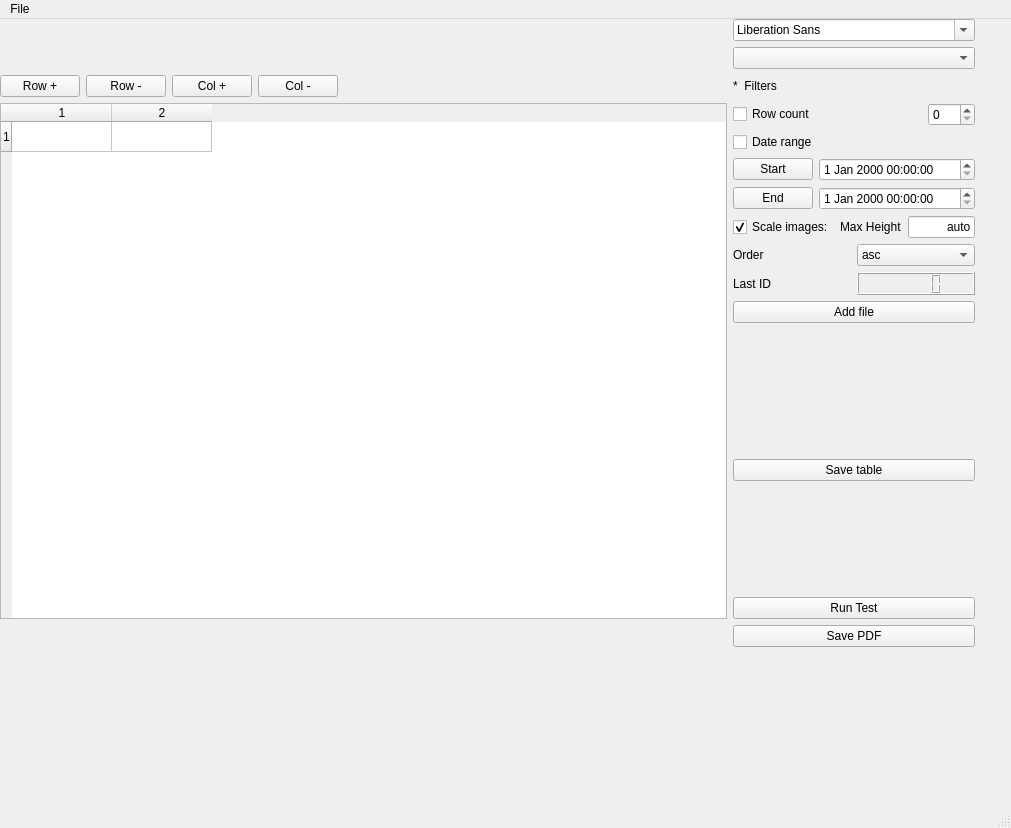
StronglogicSolutions/ky_gui, file documentwindow.ui: the form before one commit.
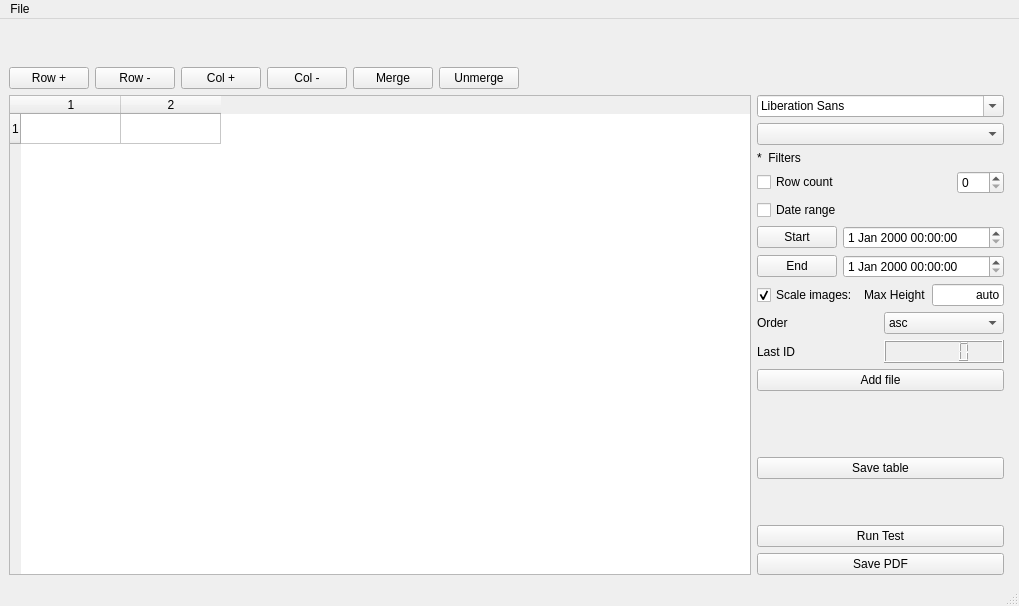
The form after the commit. Icons and pictures are not drawn.

Commit message: layout improvement and added merge/unmerge buttons

Patch:
```diff
--- a/documentwindow.ui
+++ b/documentwindow.ui
@@ -6,26 +6,151 @@
    <rect>
     <x>0</x>
     <y>0</y>
-    <width>1011</width>
-    <height>828</height>
+    <width>1019</width>
+    <height>606</height>
    </rect>
   </property>
   <property name="windowTitle">
    <string>MainWindow</string>
   </property>
   <widget class="QWidget" name="centralwidget">
-   <widget class="QWidget" name="gridLayoutWidget">
-    <property name="geometry">
-     <rect>
-      <x>0</x>
-      <y>0</y>
-      <width>981</width>
-      <height>628</height>
-     </rect>
-    </property>
+   <layout class="QGridLayout" name="gridLayout_3">
+    <item row="0" column="0">
     <layout class="QGridLayout" name="gridLayout" rowstretch="1,0,0,0,0,0,0" columnstretch="3,1,0">
+      <item row="4" column="2">
+       <widget class="QFrame" name="frame">
+        <property name="frameShape">
+         <enum>QFrame::StyledPanel</enum>
+        </property>
+        <property name="frameShadow">
+         <enum>QFrame::Raised</enum>
+        </property>
+        <widget class="QLineEdit" name="lineEdit">
+         <property name="geometry">
+          <rect>
+           <x>90</x>
+           <y>30</y>
+           <width>113</width>
+           <height>26</height>
+          </rect>
+         </property>
+        </widget>
+        <widget class="QSpinBox" name="spinBox">
+         <property name="geometry">
+          <rect>
+           <x>160</x>
+           <y>80</y>
+           <width>42</width>
+           <height>27</height>
+          </rect>
+         </property>
+        </widget>
+        <widget class="QDoubleSpinBox" name="doubleSpinBox">
+         <property name="geometry">
+          <rect>
+           <x>150</x>
+           <y>130</y>
+           <width>62</width>
+           <height>27</height>
+          </rect>
+         </property>
+        </widget>
+       </widget>
+      </item>
+      <item row="3" column="0">
+       <layout class="QHBoxLayout" name="horizontalLayout_6" stretch="1,1,1,1,0,0,5">
+        <item>
+         <widget class="QPushButton" name="addRow">
+          <property name="text">
+           <string>Row +</string>
+          </property>
+         </widget>
+        </item>
+        <item>
+         <widget class="QPushButton" name="removeRow">
+          <property name="text">
+           <string>Row -</string>
+          </property>
+         </widget>
+        </item>
+        <item>
+         <widget class="QPushButton" name="addColumn">
+          <property name="text">
+           <string>Col +</string>
+          </property>
+         </widget>
+        </item>
+        <item>
+         <widget class="QPushButton" name="removeColumn">
+          <property name="text">
+           <string>Col -</string>
+          </property>
+         </widget>
+        </item>
+        <item>
+         <widget class="QPushButton" name="merge">
+          <property name="text">
+           <string>Merge</string>
+          </property>
+         </widget>
+        </item>
+        <item>
+         <widget class="QPushButton" name="unmerge">
+          <property name="text">
+           <string>Unmerge</string>
+          </property>
+         </widget>
+        </item>
+        <item>
+         <spacer name="horizontalSpacer_3">
+          <property name="orientation">
+           <enum>Qt::Horizontal</enum>
+          </property>
+          <property name="sizeHint" stdset="0">
+           <size>
+            <width>90</width>
+            <height>20</height>
+           </size>
+          </property>
+         </spacer>
+        </item>
+       </layout>
+      </item>
+      <item row="4" column="0">
+       <layout class="QGridLayout" name="gridLayout_2">
+        <item row="0" column="0">
+         <widget class="QTableWidget" name="rowContent">
+          <property name="rowCount">
+           <number>1</number>
+          </property>
+          <property name="columnCount">
+           <number>2</number>
+          </property>
+          <row/>
+          <column/>
+          <column/>
+         </widget>
+        </item>
+       </layout>
+      </item>
+      <item row="6" column="1">
+       <layout class="QHBoxLayout" name="horizontalLayout"/>
+      </item>
      <item row="4" column="1">
-      <layout class="QVBoxLayout" name="verticalLayout">
+       <layout class="QVBoxLayout" name="verticalLayout_4">
+        <item>
+         <widget class="QFontComboBox" name="font"/>
+        </item>
+        <item>
+         <widget class="QComboBox" name="tokens"/>
+        </item>
+        <item>
+         <widget class="QLabel" name="mandatoryLabel">
+          <property name="text">
+           <string>*  Filters</string>
+          </property>
+         </widget>
+        </item>
        <item>
         <layout class="QHBoxLayout" name="horizontalLayout_2" stretch="1,0">
          <item>
@@ -45,8 +170,6 @@
         </layout>
        </item>
        <item>
-        <layout class="QVBoxLayout" name="verticalLayout_3">
-         <item>
           <layout class="QHBoxLayout" name="horizontalLayout_5" stretch="0,1">
            <item>
             <widget class="QCheckBox" name="dateRangeActive">
@@ -74,8 +197,6 @@
           </layout>
          </item>
          <item>
-          <layout class="QVBoxLayout" name="verticalLayout_2">
-           <item>
             <layout class="QHBoxLayout" name="horizontalLayout_4" stretch="0,1">
              <item>
               <widget class="QPushButton" name="startPick">
@@ -103,8 +224,6 @@
              </item>
             </layout>
            </item>
-          </layout>
-         </item>
          <item>
           <layout class="QHBoxLayout" name="horizontalLayout_9">
            <item>
@@ -136,8 +255,6 @@
            </item>
           </layout>
          </item>
-        </layout>
-       </item>
        <item>
         <layout class="QHBoxLayout" name="horizontalLayout_7">
          <item>
@@ -178,6 +295,15 @@
         </layout>
        </item>
        <item>
+         <layout class="QVBoxLayout" name="verticalLayout">
+          <item>
+           <layout class="QVBoxLayout" name="verticalLayout_3">
+            <item>
+             <layout class="QVBoxLayout" name="verticalLayout_2"/>
+            </item>
+           </layout>
+          </item>
+          <item>
         <widget class="QPushButton" name="addFile">
          <property name="text">
           <string>Add file</string>
@@ -245,138 +371,27 @@
          </property>
         </widget>
        </item>
-      </layout>
-     </item>
-     <item row="4" column="0">
-      <widget class="QTableWidget" name="rowContent">
-       <property name="rowCount">
-        <number>1</number>
-       </property>
-       <property name="columnCount">
-        <number>2</number>
-       </property>
-       <row/>
-       <column/>
-       <column/>
-      </widget>
-     </item>
-     <item row="4" column="2">
-      <widget class="QFrame" name="frame">
-       <property name="frameShape">
-        <enum>QFrame::StyledPanel</enum>
-       </property>
-       <property name="frameShadow">
-        <enum>QFrame::Raised</enum>
-       </property>
-       <widget class="QLineEdit" name="lineEdit">
-        <property name="geometry">
-         <rect>
-          <x>90</x>
-          <y>30</y>
-          <width>113</width>
-          <height>26</height>
-         </rect>
-        </property>
-       </widget>
-       <widget class="QSpinBox" name="spinBox">
-        <property name="geometry">
-         <rect>
-          <x>160</x>
-          <y>80</y>
-          <width>42</width>
-          <height>27</height>
-         </rect>
-        </property>
-       </widget>
-       <widget class="QDoubleSpinBox" name="doubleSpinBox">
-        <property name="geometry">
-         <rect>
-          <x>150</x>
-          <y>130</y>
-          <width>62</width>
-          <height>27</height>
-         </rect>
-        </property>
-       </widget>
-      </widget>
-     </item>
-     <item row="2" column="1">
-      <widget class="QComboBox" name="tokens"/>
-     </item>
-     <item row="6" column="1">
-      <layout class="QHBoxLayout" name="horizontalLayout"/>
-     </item>
-     <item row="0" column="1">
-      <widget class="QFontComboBox" name="font"/>
-     </item>
-     <item row="5" column="1">
+          <item>
       <widget class="QPushButton" name="createPDF">
        <property name="text">
         <string>Save PDF</string>
        </property>
       </widget>
      </item>
-     <item row="3" column="1">
-      <widget class="QLabel" name="mandatoryLabel">
-       <property name="text">
-        <string>*  Filters</string>
-       </property>
-      </widget>
-     </item>
-     <item row="3" column="0">
-      <layout class="QHBoxLayout" name="horizontalLayout_6" stretch="1,1,1,1,5">
-       <item>
-        <widget class="QPushButton" name="addRow">
-         <property name="text">
-          <string>Row +</string>
-         </property>
-        </widget>
-       </item>
-       <item>
-        <widget class="QPushButton" name="removeRow">
-         <property name="text">
-          <string>Row -</string>
-         </property>
-        </widget>
-       </item>
-       <item>
-        <widget class="QPushButton" name="addColumn">
-         <property name="text">
-          <string>Col +</string>
-         </property>
-        </widget>
-       </item>
-       <item>
-        <widget class="QPushButton" name="removeColumn">
-         <property name="text">
-          <string>Col -</string>
-         </property>
-        </widget>
-       </item>
-       <item>
-        <spacer name="horizontalSpacer_3">
-         <property name="orientation">
-          <enum>Qt::Horizontal</enum>
-         </property>
-         <property name="sizeHint" stdset="0">
-          <size>
-           <width>90</width>
-           <height>20</height>
-          </size>
-         </property>
-        </spacer>
-       </item>
+         </layout>
+        </item>
+       </layout>
+      </item>
       </layout>
      </item>
     </layout>
-   </widget>
   </widget>
   <widget class="QMenuBar" name="menubar">
    <property name="geometry">
     <rect>
      <x>0</x>
      <y>0</y>
-     <width>1011</width>
+     <width>1019</width>
      <height>23</height>
     </rect>
    </property>
```
Lines whose indentation alone changed are shown as unchanged. The commit also changes 2 other files.
